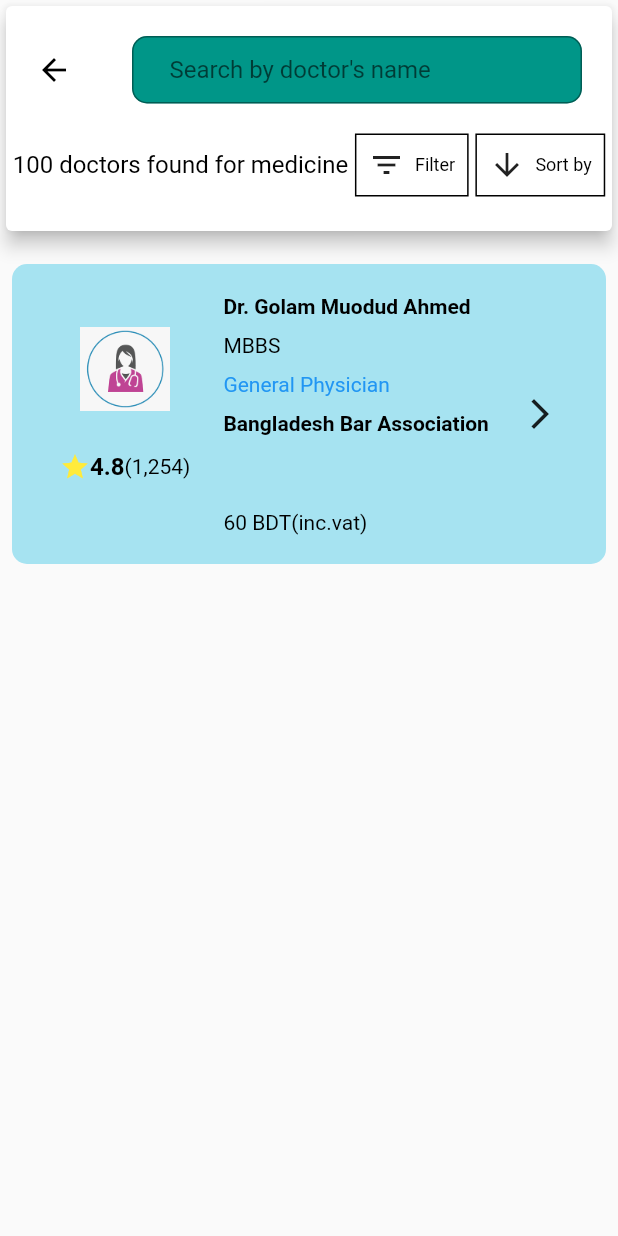
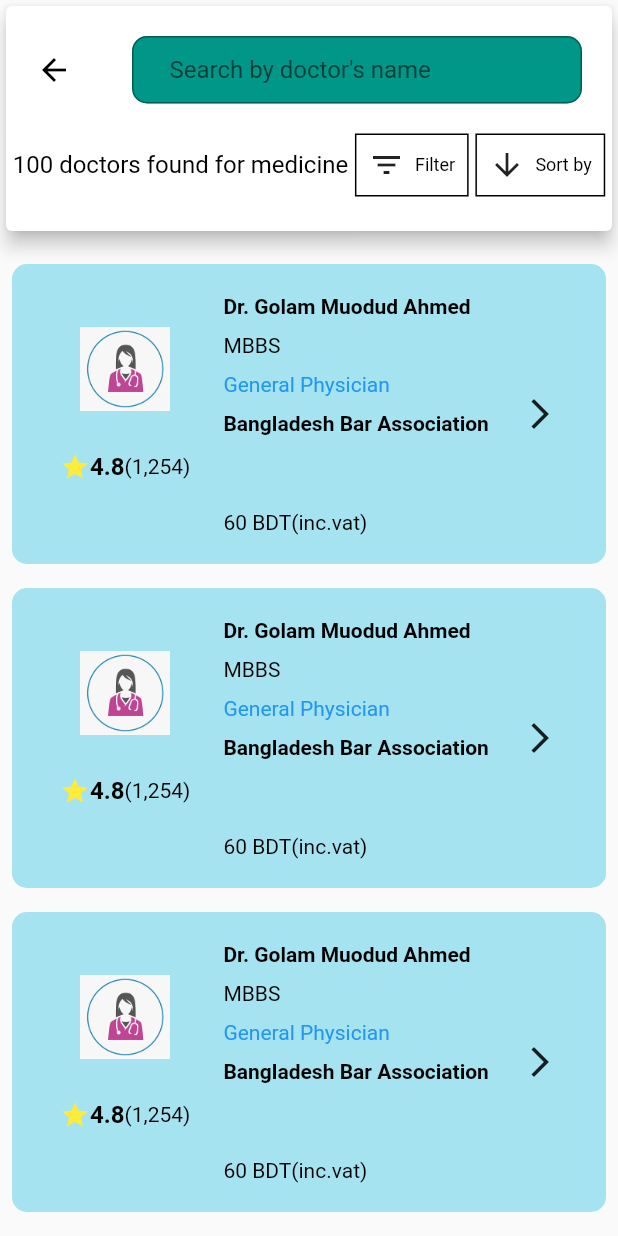
Before and after one commit to abuniaz/e_health_ui, a Flutter app: the DoctorsHome screen opened directly, after a tap on "General Physician", on a phone screen of 412 x 824 dp. Run offline on Flutter 3.47's test engine with Material 2 defaults, Android fonts, the phone set to English and light mode, and no system bars.

Commit message:
Update doctors_details.dart

```diff
--- a/lib/Doctors_List/doctors_details.dart
+++ b/lib/Doctors_List/doctors_details.dart
@@ -63,7 +63,21 @@ class DoctorDetails extends StatelessWidget {
           const SizedBox(
             height: 10,
           ),
-          const DoctorsName()
+          Expanded(
+              child: SingleChildScrollView(
+            child: Column(
+              children: const [
+                DoctorsName(),
+                DoctorsName(),
+                DoctorsName(),
+                DoctorsName(),
+                DoctorsName(),
+                DoctorsName(),
+                DoctorsName(),
+                DoctorsName(),
+              ],
+            ),
+          ))
         ],
       ),
     );
```
